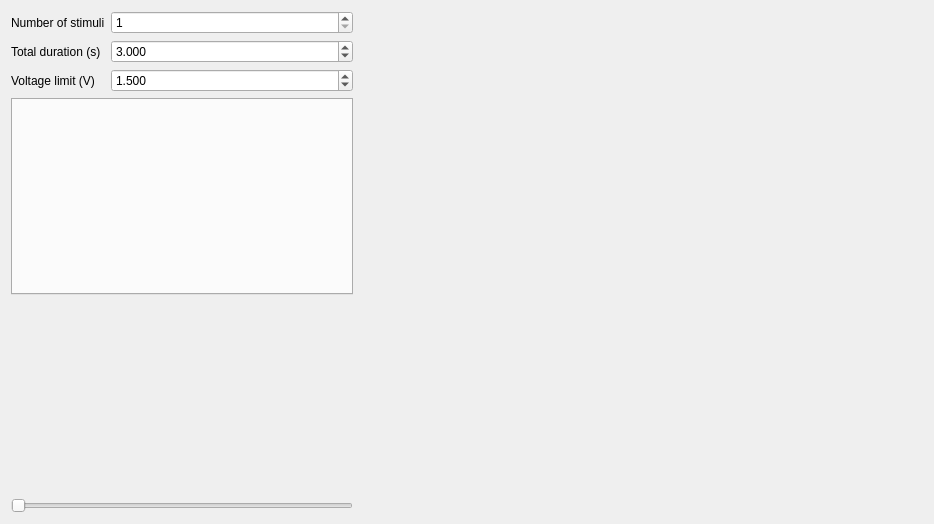
Old version of the form app/window/stimulus_window.ui in the repository teuncm/wormenpracticum.
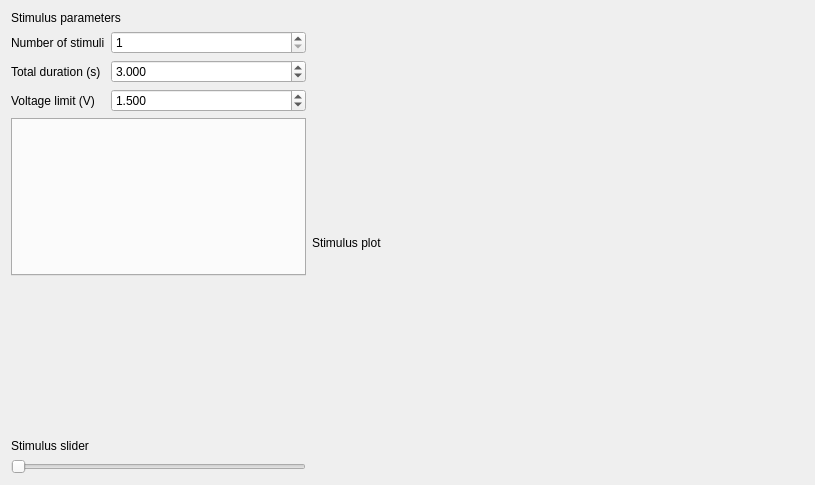
New version of the form.

Commit message: Style existing labels instead of inserting them into the layout

The edit to the form file:
```diff
--- a/app/window/stimulus_window.ui
+++ b/app/window/stimulus_window.ui
@@ -6,8 +6,8 @@
    <rect>
     <x>0</x>
     <y>0</y>
-    <width>934</width>
-    <height>524</height>
+    <width>815</width>
+    <height>485</height>
    </rect>
   </property>
   <property name="windowTitle">
@@ -16,6 +16,13 @@
   <layout class="QHBoxLayout" name="horizontalLayout" stretch="3,5">
    <item>
     <layout class="QVBoxLayout" name="leftLayout">
+     <item>
+      <widget class="QLabel" name="label_2">
+       <property name="text">
+        <string>Stimulus parameters</string>
+       </property>
+      </widget>
+     </item>
      <item>
       <layout class="QFormLayout" name="formLayout">
        <item row="0" column="0">
@@ -112,6 +119,13 @@
        </property>
       </spacer>
      </item>
+     <item>
+      <widget class="QLabel" name="label_3">
+       <property name="text">
+        <string>Stimulus slider</string>
+       </property>
+      </widget>
+     </item>
      <item>
       <widget class="QSlider" name="stepSlider">
        <property name="orientation">
@@ -122,7 +136,15 @@
     </layout>
    </item>
    <item>
-    <layout class="QVBoxLayout" name="rightLayout"/>
+    <layout class="QVBoxLayout" name="rightLayout">
+     <item>
+      <widget class="QLabel" name="label">
+       <property name="text">
+        <string>Stimulus plot</string>
+       </property>
+      </widget>
+     </item>
+    </layout>
    </item>
   </layout>
  </widget>
```
The commit also changes 1 other file.
